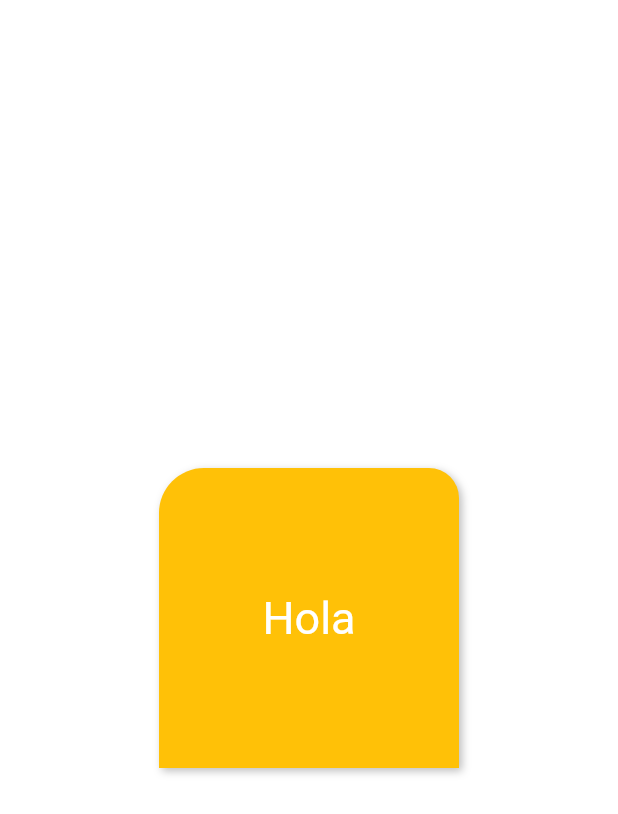
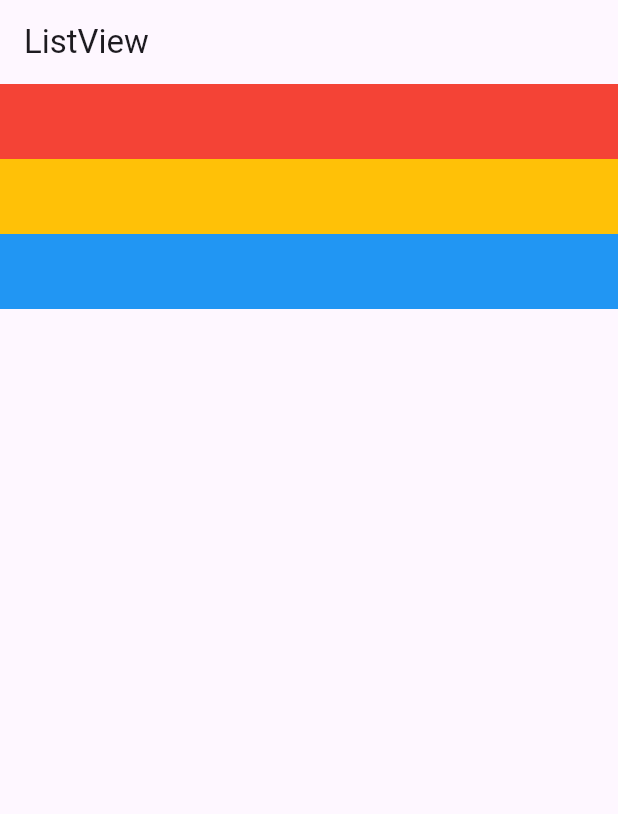
Before and after one commit to daironpf/aprendiendo-dart-y-flutter, a Flutter app: the screen it shows after launch, on a phone screen of 412 x 824 dp. Shown: the top 814 px of the screen. Run offline on Flutter 3.47's test engine with Material 3 defaults, Android fonts, the phone set to English and light mode, and no system bars.

Commit message:
Widget ListView ejemplo de colores para conocerlo

```diff
--- a/flutter_application_1/lib/main.dart
+++ b/flutter_application_1/lib/main.dart
@@ -1,5 +1,5 @@
 import 'package:flutter/material.dart';
-import 'pages/ContainerPage.dart';
+import 'package:flutter_application_1/pages/ListView.dart';
 
 void main() {
   runApp(const MyApp());
@@ -13,8 +13,8 @@ class MyApp extends StatelessWidget {
     return const MaterialApp(
       debugShowCheckedModeBanner:
           false, //quita la lista que dice que esta en debug
-      title: "Container Widget",
-      home: Containerpage(),
+      title: "ListView",
+      home: ListviewPage(),
     );
   }
 }
--- a/flutter_application_1/lib/pages/ContainerPage.dart
+++ /dev/null
@@ -1,35 +0,0 @@
-import 'package:flutter/material.dart';
-
-class Containerpage extends StatelessWidget {
-  const Containerpage({super.key});
-
-  @override
-  Widget build(BuildContext context) {
-    return DefaultTextStyle(
-      style: TextStyle(fontSize: 30.0),
-      child: Center(
-        child: Container(
-          // al tener el alto y ancho iguales es un cuadrado y al aumentar el borderRadius a la mitad del ancho o alto se vuelve un circulo
-          width: 200.0,
-          height: 200.0,
-          alignment: Alignment.center, //alinea los widgets child
-          decoration: const BoxDecoration(
-            color: Colors.amber,
-            borderRadius: BorderRadius.only(
-              topLeft: Radius.circular(30.0),
-              topRight: Radius.circular(20.0),
-            ), // con only tanto en padding como en radius especificamos donde queremos la modificacion
-            boxShadow: [
-              BoxShadow(
-                color: Colors.black26,
-                offset: Offset(2.0, 2.0),
-                blurRadius: 4.0,
-              ),
-            ],
-          ),
-          child: Text("Hola"),
-        ),
-      ),
-    );
-  }
-}
--- /dev/null
+++ b/flutter_application_1/lib/pages/ListView.dart
@@ -0,0 +1,24 @@
+import 'package:flutter/material.dart';
+
+class ListviewPage extends StatefulWidget {
+  const ListviewPage({super.key});
+
+  @override
+  State<ListviewPage> createState() => _ListviewPageState();
+}
+
+class _ListviewPageState extends State<ListviewPage> {
+  @override
+  Widget build(BuildContext context) {
+    return Scaffold(
+      appBar: AppBar(title: const Text("ListView")),
+      body: ListView(
+        children: <Widget>[
+          Container(height: 50, color: Colors.red),
+          Container(height: 50, color: Colors.amber),
+          Container(height: 50, color: Colors.blue),
+        ],
+      ),
+    );
+  }
+}
```
